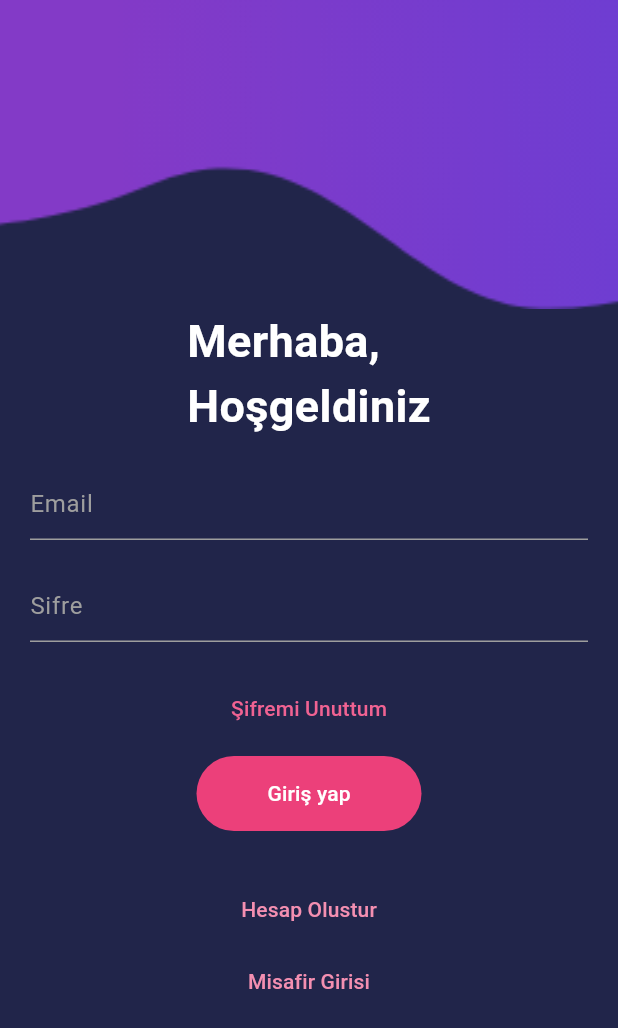
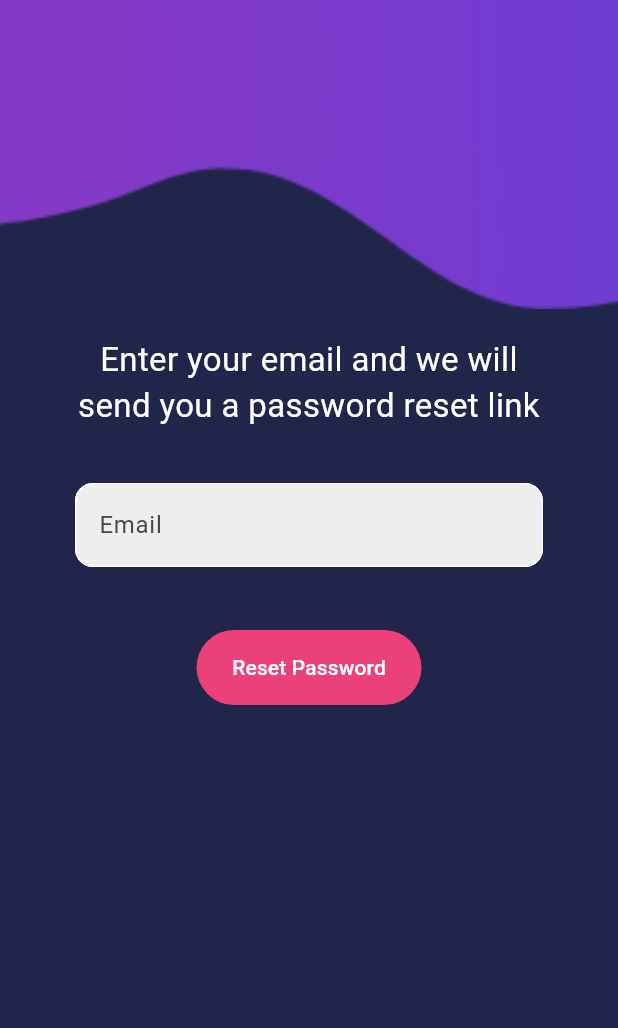
Before and after one commit to bavertalantimur/book_donate-flutter, a Flutter app: the screen it shows after launch, after a tap on "Şifremi Unuttum", on a phone screen of 412 x 824 dp. Shown: the top 1028 px of the screen. Run offline on Flutter 3.47's test engine with Material 3 defaults, Android fonts, the phone set to English and light mode, and no system bars; our stand-ins replace cloud_firestore, firebase_auth, firebase_core; accounts and stored records are empty; network calls fail.

Commit message:
reset_password-process

```diff
--- /dev/null
+++ b/lib/forgot_pw_page.dart
@@ -0,0 +1,127 @@
+import 'package:firebase_auth/firebase_auth.dart';
+import 'package:flutter/material.dart';
+import 'package:flutter_test_application/utils/customColors.dart';
+
+class ForgotPasswordPage extends StatefulWidget {
+  const ForgotPasswordPage({super.key});
+
+  @override
+  State<ForgotPasswordPage> createState() => _ForgotPasswordPageState();
+}
+
+class _ForgotPasswordPageState extends State<ForgotPasswordPage> {
+  final emailController = TextEditingController();
+
+  @override
+  void dispose() {
+    emailController.dispose();
+    super.dispose();
+  }
+
+  Future passwordReset() async {
+    try {
+      await FirebaseAuth.instance
+          .sendPasswordResetEmail(email: emailController.text.trim());
+      showDialog(
+          context: context,
+          builder: (context) {
+            return AlertDialog(
+              content: Text("email sent!"),
+            );
+          });
+    } on FirebaseAuthException catch (e) {
+      showDialog(
+          context: context,
+          builder: (context) {
+            return AlertDialog(
+              content: Text(e.message.toString()),
+            );
+          });
+    }
+  }
+
+  @override
+  Widget build(BuildContext context) {
+    var height = MediaQuery.of(context).size.height;
+    return Scaffold(
+        backgroundColor: Color(0Xff21254A),
+        body: SingleChildScrollView(
+          child: Center(
+            child: Column(
+              mainAxisAlignment: MainAxisAlignment.center,
+              children: [
+                topImageContainer(height),
+                Padding(
+                  padding:
+                      const EdgeInsets.symmetric(horizontal: 50, vertical: 18),
+                  child: Text(
+                    'Enter your email and we will send you a password reset link',
+                    textAlign: TextAlign.center,
+                    style: TextStyle(fontSize: 22, color: Colors.white),
+                  ),
+                ),
+                Padding(
+                  padding:
+                      const EdgeInsets.symmetric(horizontal: 50, vertical: 18),
+                  child: TextField(
+                    controller: emailController,
+                    decoration: InputDecoration(
+                      enabledBorder: OutlineInputBorder(
+                        borderRadius: BorderRadius.circular(12),
+                        borderSide: BorderSide(color: Colors.white),
+                      ),
+                      focusedBorder: OutlineInputBorder(
+                        borderRadius: BorderRadius.circular(12),
+                        borderSide: BorderSide(color: Colors.deepPurple),
+                      ),
+                      hintText: 'Email',
+                      fillColor: Colors.grey[200],
+                      filled: true,
+                    ),
+                  ),
+                ),
+                SizedBox(height: 16),
+                resetPasswordButton(),
+              ],
+            ),
+          ),
+        ));
+  }
+
+  Container topImageContainer(double height) {
+    return Container(
+      height: height * .25,
+      decoration: BoxDecoration(
+        image: DecorationImage(
+          fit: BoxFit.cover,
+          image: AssetImage("images/topImage.png"),
+        ),
+      ),
+    );
+  }
+
+  Center resetPasswordButton() {
+    return Center(
+      child: TextButton(
+        onPressed: passwordReset,
+        child: Container(
+          height: 50,
+          width: 150,
+          margin: EdgeInsets.symmetric(horizontal: 60),
+          decoration: BoxDecoration(
+            borderRadius: BorderRadius.circular(50),
+            color: Colors.pink[400],
+          ),
+          child: Center(
+            child: Text(
+              "Reset Password",
+              style: TextStyle(
+                color: Colors.white,
+              ),
+            ),
+          ),
+        ),
+      ),
+    );
+  }
+}
--- a/lib/login_page.dart
+++ b/lib/login_page.dart
@@ -157,7 +157,7 @@ class _LoginPageState extends State<LoginPage> {
 
   TextButton forgotPasswordButton() {
     return TextButton(
-      onPressed: () {},
+      onPressed: () => Navigator.pushNamed(context, "/forgotPassword"),
       child: Text(
         "Şifremi Unuttum",
         style: TextStyle(color: Colors.pink[300]),
--- a/lib/main.dart
+++ b/lib/main.dart
@@ -1,3 +1,4 @@
+import 'package:flutter_test_application/forgot_pw_page.dart';
 import 'package:flutter_test_application/home_page.dart';
 import 'package:flutter_test_application/login_page.dart';
 import 'package:flutter/material.dart';
@@ -25,7 +26,8 @@ class MyApp extends StatelessWidget {
       routes: {
         "/loginPage": (context) => LoginPage(),
         "/signUp": (context) => SignUp(),
-        "/homePage": (context) => HomePage()
+        "/homePage": (context) => HomePage(),
+        "/forgotPassword": (context) => ForgotPasswordPage()
       },
       theme: ThemeData(
         colorScheme: ColorScheme.fromSeed(seedColor: Colors.deepPurple),
--- a/lib/service/auth_service.dart
+++ b/lib/service/auth_service.dart
@@ -1,7 +1,9 @@
+import 'package:cloud_firestore/cloud_firestore.dart';
 import 'package:firebase_auth/firebase_auth.dart';
 
 class AuthService {
   final firebaseAuth = FirebaseAuth.instance;
+  final firebaseFirestore = FirebaseFirestore.instance;
   Future signInAnonymous() async {
     try {
       final result = await firebaseAuth.signInAnonymously();
@@ -64,7 +66,14 @@ class AuthService {
       final result = await firebaseAuth.createUserWithEmailAndPassword(
           email: email, password: password);
 
-      // firesabe collection create user
+      try {
+        final resultData = await firebaseFirestore
+            .collection("Users")
+            .doc(name)
+            .set({"email": email, "name": name, "lastname": lastName});
+      } catch (e) {
+        print(e.toString());
+      }
 
       res = "success";
     } on FirebaseAuthException catch (e) {
--- a/lib/sign_up.dart
+++ b/lib/sign_up.dart
@@ -91,6 +91,8 @@ class _SignUpState extends State<SignUp> {
 
       print(email + password);
       final result = await authService.signUp(email, password, name, lastName);
+
+      // firebasecollection
       if (result == "success") {
         Navigator.of(context).pushAndRemoveUntil(
             MaterialPageRoute(builder: (context) => HomePage()),
--- a/pubspec.yaml
+++ b/pubspec.yaml
@@ -37,7 +37,7 @@ dependencies:
   cupertino_icons: ^1.0.2
   firebase_core: ^2.22.0
   firebase_auth: ^4.13.0
-  cloud_firestore: ^4.13.1
+  cloud_firestore: ^4.13.3
 
 dev_dependencies:
   flutter_test:
```
Also changed, not shown: pubspec.lock.
